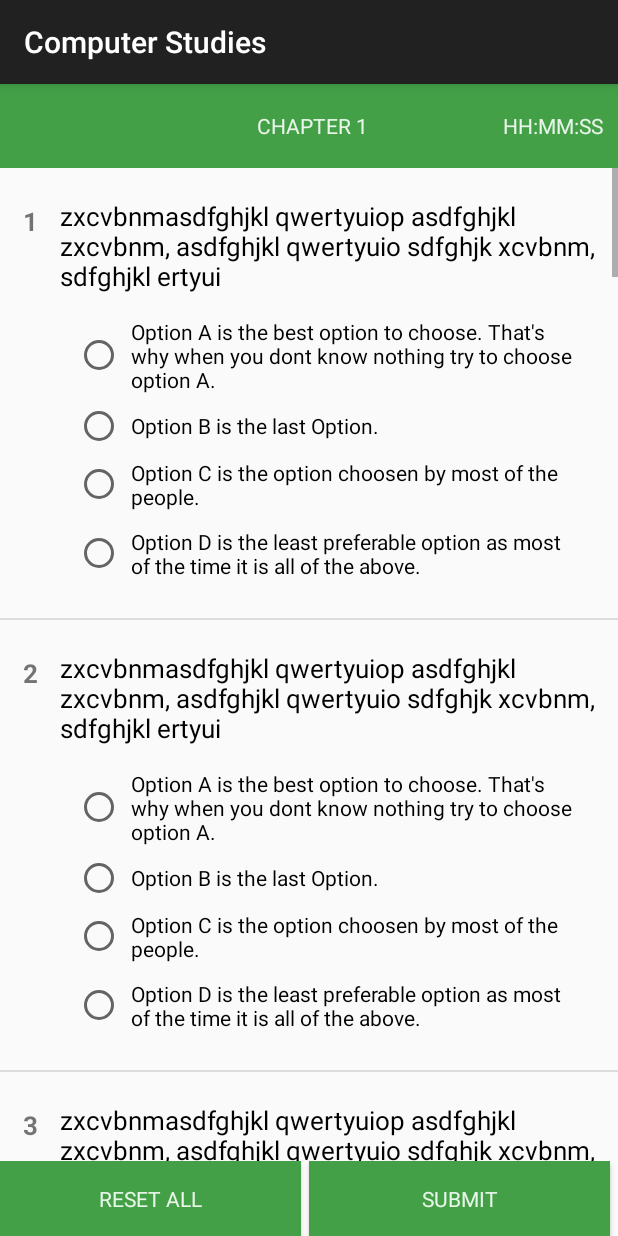
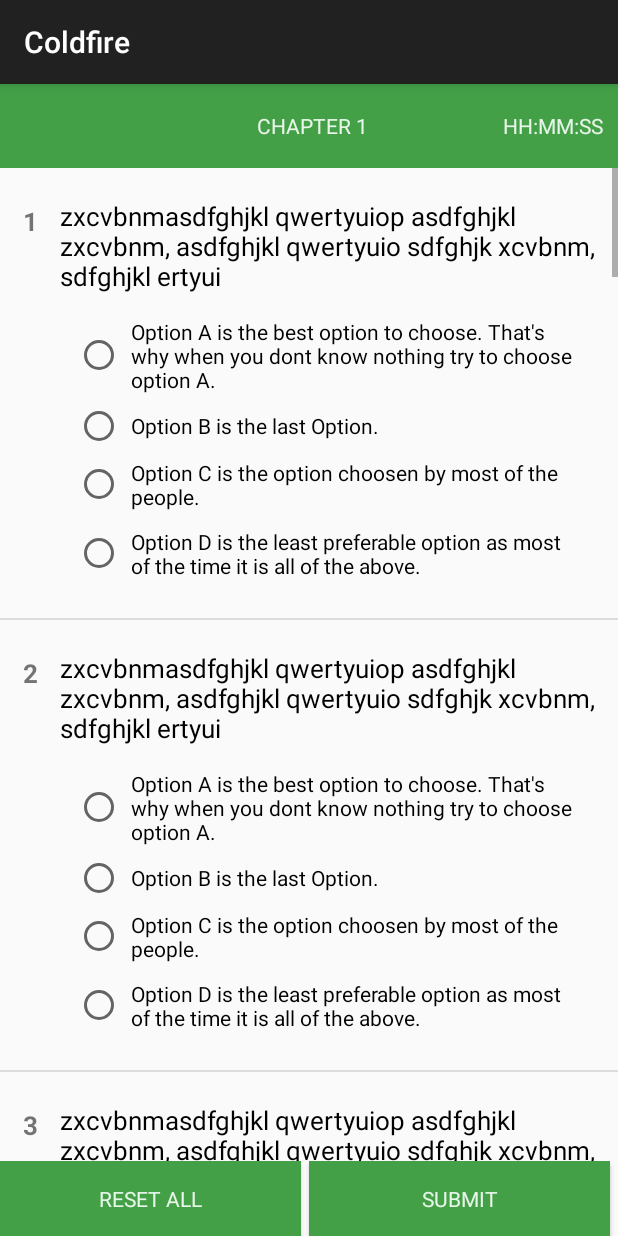
Before and after one commit to AnganaK/Coldfire, an Android app: the fragment ChaptersFragment shown on its own in the app's theme, after a tap on "Start Practice Test", on a phone screen of 412 x 824 dp. Run offline under Robolectric (Android 15) with nearby library versions, the phone set to English and light mode, and no system bars; our stand-ins replace ButterKnife; 4 statements that could not run were skipped.

Commit message:
Chnged App name to Coldfire from Computer Science

```diff
--- a/app/src/main/res/values/strings.xml
+++ b/app/src/main/res/values/strings.xml
@@ -1,5 +1,5 @@
 <resources>
-    <string name="app_name">Computer Studies</string>
+    <string name="app_name">Coldfire</string>
 
     <string name="title_section1">Section 1</string>
     <string name="title_section2">Section 2</string>
```
Also changed, not shown: app/src/main/res/layout/activity_splash_screen.xml (+10 -1 lines).
